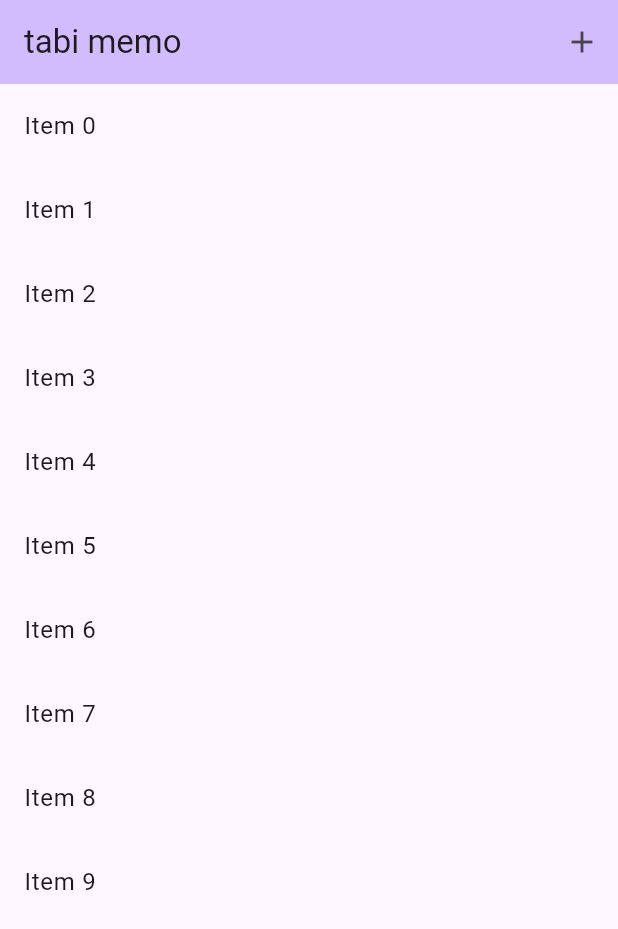
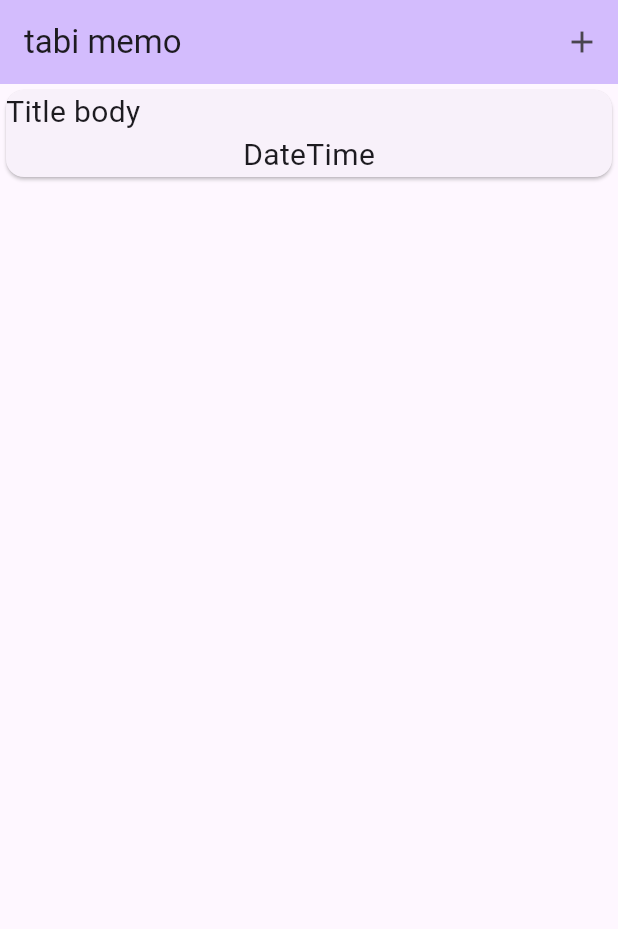
Before and after one commit to wanouri/tabi_memo, a Flutter app: the screen it shows after launch, on a phone screen of 412 x 824 dp. Shown: the top 929 px of the screen. Run offline on Flutter 3.47's test engine with Material 3 defaults, Android fonts, the light colour scheme and no system bars; our stand-ins replace image_picker.

Commit message:
fixed layout

```diff
--- a/lib/main.dart
+++ b/lib/main.dart
@@ -53,23 +53,41 @@ class _MyHomePageState extends State<MyHomePage> {
           ),
         ],
       ),
-      body: Center(
-        child: Expanded(
-          child: ListView.builder(
-            itemCount: 10,
-            itemBuilder: (context, index) => ListTile(
-              title: Text('Item $index'),
-              onTap: () {
-                Navigator.push(
-                  context,
-                  MaterialPageRoute(
-                    builder: (context) => const DetailPage(),
+      body: GestureDetector(
+        child: ListView(
+          children: <Widget>[
+            Card(
+              child: Column(
+                children: <Widget>[
+                  Row(
+                    children: <Widget>[
+                      Text(
+                        "Title ", // Replace with actual title
+                        style: const TextStyle(fontSize: 20),
+                      ),
+                      Text(
+                        "body", // Replace with actual title
+                        style: const TextStyle(fontSize: 20),
+                      ),
+                    ],
                   ),
-                );
-              },
+                  Text(
+                    "DateTime", // Replace with actual title
+                    style: const TextStyle(fontSize: 20),
+                  ),
+                ],
+              ),
             ),
-          ),
+          ],
         ),
+        onTap: () {
+          Navigator.push(
+            context,
+            MaterialPageRoute(
+              builder: (context) => const DetailPage(),
+            ),
+          );
+        },
       ),
     );
   }
```
